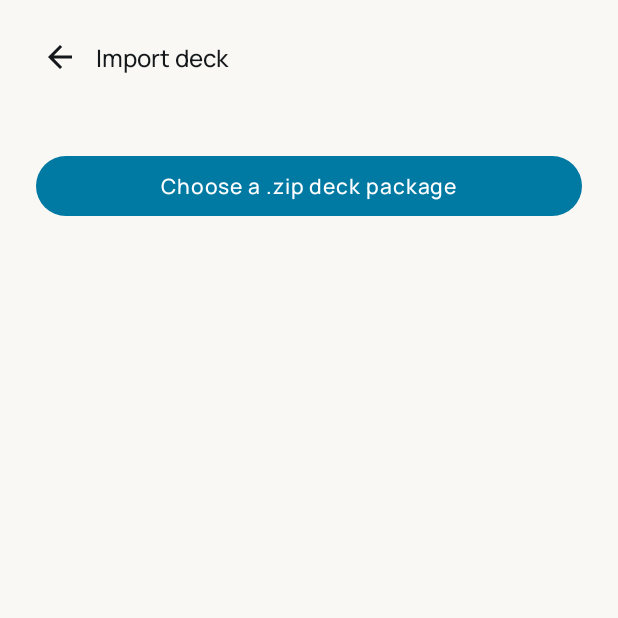
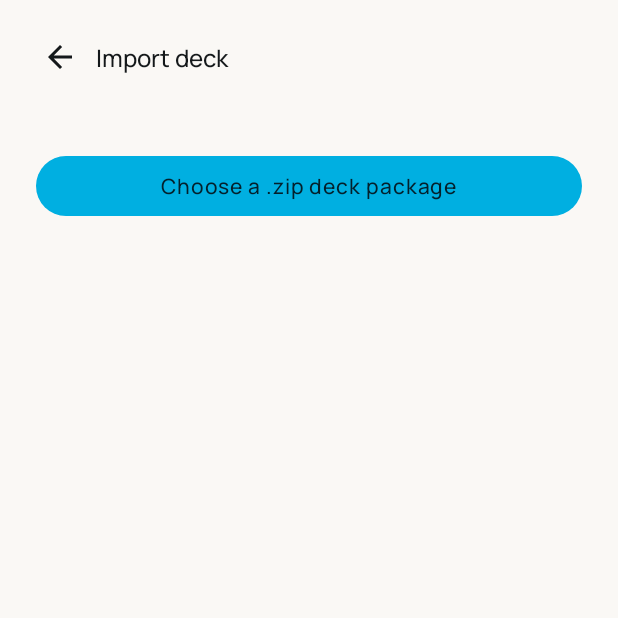
Before and after one commit to patbaumgartner/spaced-repeater-android, an Android app built with Jetpack Compose: the screen it shows after launch (MainActivity), after a tap on "Import deck", on a phone screen of 412 x 824 dp, the top half of it. Run offline under Robolectric (Android 15) with nearby library versions, the phone set to English and light mode, and no system bars; our stand-ins replace Dagger/Hilt's generated code, Room's generated code; 4 statements that could not run were skipped; 2 other taps on this screen came first.

Commit message:
style(theme): unify look and feel with the app fleet
Canonicalize Color.kt/Theme.kt ordering, align color scheme slots and literals with myApps as the reference, drop unused tokens. Fleet L&F similarity now 97.5%. Verified: assembleDebug/Release, unit tests, lint, connectedDebugAndroidTest on API-34 emulator, and on-device E2E all pass.

```diff
--- a/app/src/main/kotlin/com/patbaumgartner/android/spacedrepeater/ui/theme/Color.kt
+++ b/app/src/main/kotlin/com/patbaumgartner/android/spacedrepeater/ui/theme/Color.kt
@@ -1,15 +1,6 @@
 package com.patbaumgartner.android.spacedrepeater.ui.theme
 
 import androidx.compose.ui.graphics.Color
-
-val Porcelain = Color(0xFFFAF8F5)
-val PorcelainRaised = Color(0xFFFFFFFF)
-val Ink = Color(0xFF14181A)
-val InkMuted = Color(0xFF5C6669)
-val Graphite = Color(0xFF0E1211)
-val GraphiteRaised = Color(0xFF161C1B)
-val Bone = Color(0xFFECF1EF)
-val BoneMuted = Color(0xFF97A5A2)
 
 val BrandCyan = Color(0xFF00AFE1)
 
@@ -19,7 +10,22 @@ val OnBrandCyan = Color(0xFF04202B)
 /** Cyan darkened only where it is used as text on a light background. */
 val BrandCyanDeep = Color(0xFF0079A3)
 val BrandCyanLight = Color(0xFF66D7F5)
+
+// Light theme — warm off-white, like the original.
+val Porcelain = Color(0xFFFAF8F5)
+val PorcelainRaised = Color(0xFFFFFFFF)
+val Bone = Color(0xFFECF1EF)
+val BoneMuted = Color(0xFF97A5A2)
+val Ink = Color(0xFF14181A)
+val InkMuted = Color(0xFF5C6669)
+
+// Dark theme — deep charcoal.
+val Graphite = Color(0xFF0E1211)
+val GraphiteRaised = Color(0xFF161C1B)
+val GraphiteLight = Color(0xFF1E2426)
+
 val Coral = Color(0xFFC2603F)
 val CoralLight = Color(0xFFE79274)
+val CoralDeep = Color(0xFFAC4B2F)
 val Amber = Color(0xFF9A6B10)
 val AmberLight = Color(0xFFE0B45C)
--- a/app/src/main/kotlin/com/patbaumgartner/android/spacedrepeater/ui/theme/Theme.kt
+++ b/app/src/main/kotlin/com/patbaumgartner/android/spacedrepeater/ui/theme/Theme.kt
@@ -1,6 +1,5 @@
 package com.patbaumgartner.android.spacedrepeater.ui.theme
 
-import androidx.compose.foundation.isSystemInDarkTheme
 import androidx.compose.material3.MaterialTheme
 import androidx.compose.material3.Typography
 import androidx.compose.material3.darkColorScheme
@@ -11,6 +10,7 @@ import androidx.compose.runtime.ReadOnlyComposable
 import androidx.compose.runtime.staticCompositionLocalOf
 import androidx.compose.ui.graphics.Color
 import androidx.compose.ui.text.TextStyle
+import androidx.compose.ui.text.font.FontFamily
 import androidx.compose.ui.text.font.FontWeight
 import androidx.compose.ui.text.style.LineHeightStyle
 import androidx.compose.ui.unit.sp
@@ -29,10 +29,12 @@ val LocalSpacedRepeaterAccents = staticCompositionLocalOf {
 }
 
 private val LightScheme = lightColorScheme(
-    primary = BrandCyanDeep,
-    onPrimary = Color.White,
-    primaryContainer = BrandCyan,
+    primary = BrandCyan,
+    onPrimary = OnBrandCyan,
+    primaryContainer = BrandCyanLight,
     onPrimaryContainer = OnBrandCyan,
+    secondary = BrandCyanDeep,
+    onSecondary = OnBrandCyan,
     secondaryContainer = Color(0xFFD7F3FC),
     onSecondaryContainer = OnBrandCyan,
     tertiaryContainer = Color(0xFFD7F3FC),
@@ -41,20 +43,21 @@ private val LightScheme = lightColorScheme(
     outlineVariant = Color(0xFFCEDDE2),
     background = Porcelain,
     onBackground = Ink,
-    surface = PorcelainRaised,
+    surface = Porcelain,
     onSurface = Ink,
     surfaceContainerHighest = Color(0xFFE2E8E8),
-    surfaceVariant = Porcelain,
+    surfaceVariant = PorcelainRaised,
     onSurfaceVariant = InkMuted,
-    error = Coral,
-    onError = Color.White,
+    error = CoralDeep,
 )
 
 private val DarkScheme = darkColorScheme(
     primary = BrandCyan,
     onPrimary = OnBrandCyan,
-    primaryContainer = BrandCyanLight,
-    onPrimaryContainer = OnBrandCyan,
+    primaryContainer = BrandCyanDeep,
+    onPrimaryContainer = Color.White,
+    secondary = BrandCyanLight,
+    onSecondary = OnBrandCyan,
     secondaryContainer = Color(0xFF123642),
     onSecondaryContainer = BrandCyanLight,
     tertiaryContainer = Color(0xFF123642),
@@ -63,13 +66,12 @@ private val DarkScheme = darkColorScheme(
     outlineVariant = Color(0xFF3B4B51),
     background = Graphite,
     onBackground = Bone,
-    surface = GraphiteRaised,
+    surface = Graphite,
     onSurface = Bone,
     surfaceContainerHighest = Color(0xFF3B4B51),
     surfaceVariant = GraphiteRaised,
     onSurfaceVariant = BoneMuted,
     error = CoralLight,
-    onError = OnBrandCyan,
 )
 
 private val Trim = LineHeightStyle(
@@ -77,7 +79,7 @@ private val Trim = LineHeightStyle(
     trim = LineHeightStyle.Trim.None,
 )
 
-private fun typography(family: androidx.compose.ui.text.font.FontFamily) = Typography(
+private fun typography(family: FontFamily) = Typography(
     displayLarge = TextStyle(
         fontFamily = family,
         fontWeight = FontWeight.Light,
@@ -127,7 +129,7 @@ private fun typography(family: androidx.compose.ui.text.font.FontFamily) = Typog
 
 @Composable
 fun SpacedRepeaterTheme(
-    darkTheme: Boolean = isSystemInDarkTheme(),
+    darkTheme: Boolean = androidx.compose.foundation.isSystemInDarkTheme(),
     content: @Composable () -> Unit,
 ) {
     val accents = if (darkTheme) {
```
